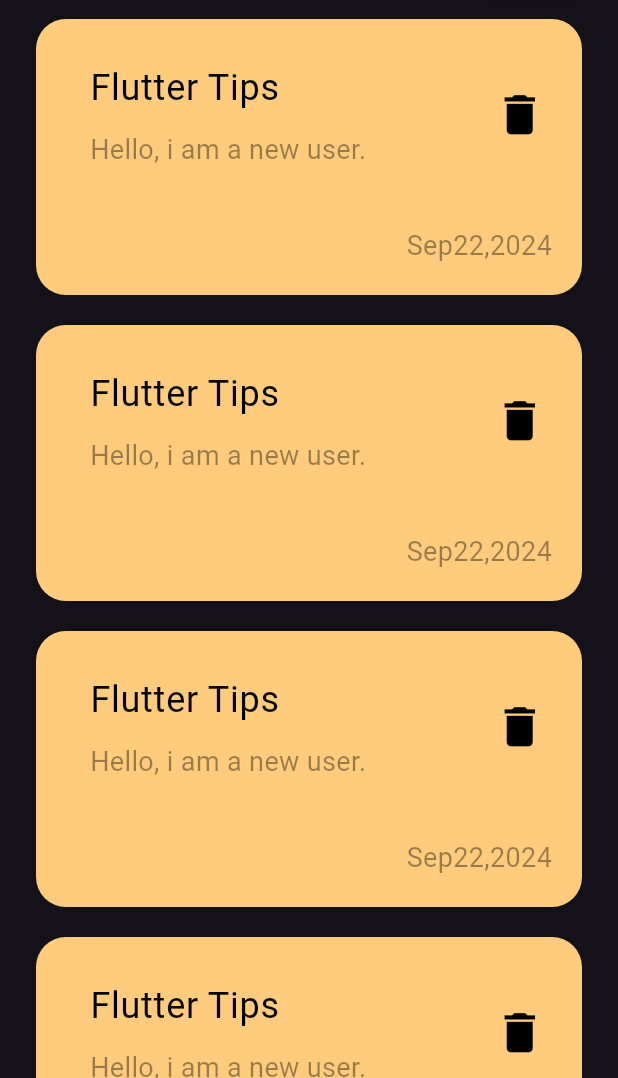
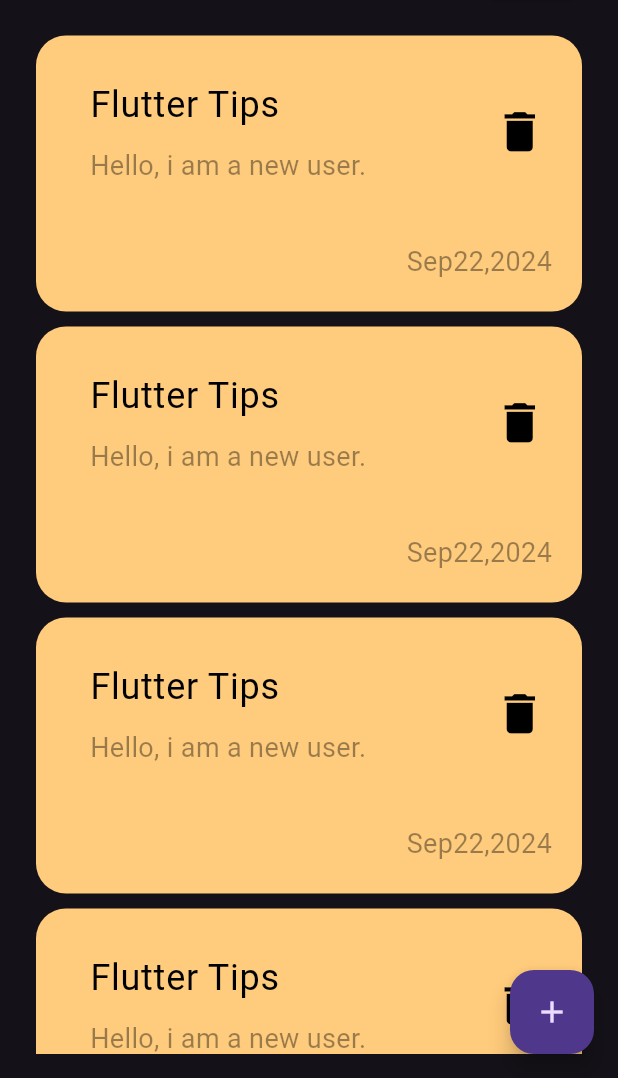
Before and after one commit to omarelshahawy00/notes_app, a Flutter app: the screen it shows after launch, on a phone screen of 412 x 824 dp, the part 158-1236 px from its top. Run offline on Flutter 3.47's test engine with Material 3 defaults, Android fonts, the phone set to English and light mode, and no system bars.

```diff
--- /dev/null
+++ b/lib/constans.dart
@@ -0,0 +1,3 @@
+import 'package:flutter/material.dart';
+
+Color kPrimaryColor = const Color(0xff4E388B);
--- a/lib/views/notes_view.dart
+++ b/lib/views/notes_view.dart
@@ -1,4 +1,5 @@
 import 'package:flutter/material.dart';
+import 'package:notes_app/views/widgets/add_note_using_bottom_sheet.dart';
 import 'package:notes_app/views/widgets/notes_view_body.dart';
 
 class NotesView extends StatelessWidget {
@@ -6,8 +7,19 @@ class NotesView extends StatelessWidget {
 
   @override
   Widget build(BuildContext context) {
-    return const Scaffold(
-      body: NotesViewBody(),
+    return Scaffold(
+      floatingActionButton: FloatingActionButton(
+        onPressed: () {
+          showModalBottomSheet(
+            context: context,
+            builder: (context) {
+              return const AddNoteUsingBottomSheet();
+            },
+          );
+        },
+        child: const Icon(Icons.add),
+      ),
+      body: const NotesViewBody(),
     );
   }
 }
--- a/lib/views/widgets/notes_listview.dart
+++ b/lib/views/widgets/notes_listview.dart
@@ -6,13 +6,17 @@ class NotesListview extends StatelessWidget {
 
   @override
   Widget build(BuildContext context) {
-    return ListView.builder(
-      itemBuilder: (context, index) {
-        return const Padding(
-          padding: EdgeInsets.symmetric(vertical: 10),
-          child: CustomNoteItem(),
-        );
-      },
+    return Padding(
+      padding: const EdgeInsets.symmetric(vertical: 16),
+      child: ListView.builder(
+        padding: EdgeInsets.zero,
+        itemBuilder: (context, index) {
+          return const Padding(
+            padding: EdgeInsets.symmetric(vertical: 5),
+            child: CustomNoteItem(),
+          );
+        },
+      ),
     );
   }
 }
```
Also changed, not shown: lib/views/widgets/add_note_using_bottom_sheet.dart (added, +41 -0 lines), lib/views/widgets/custom_add_button.dart (added, +27 -0 lines), lib/views/widgets/cutom_text_field.dart (added, +30 -0 lines).
